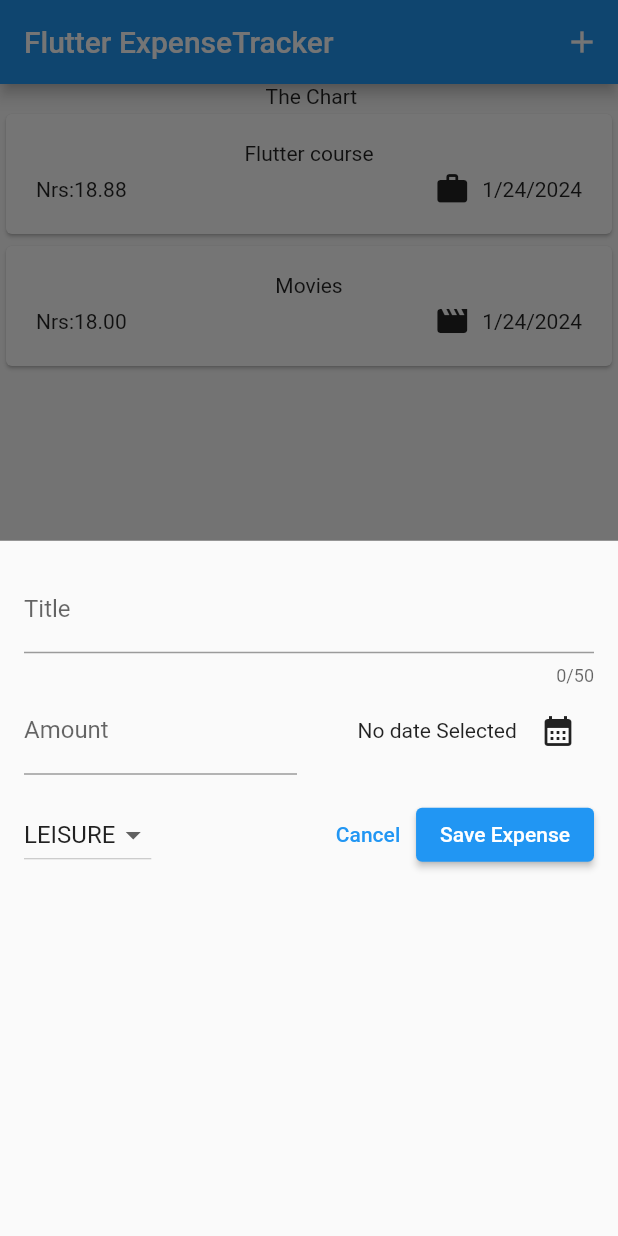
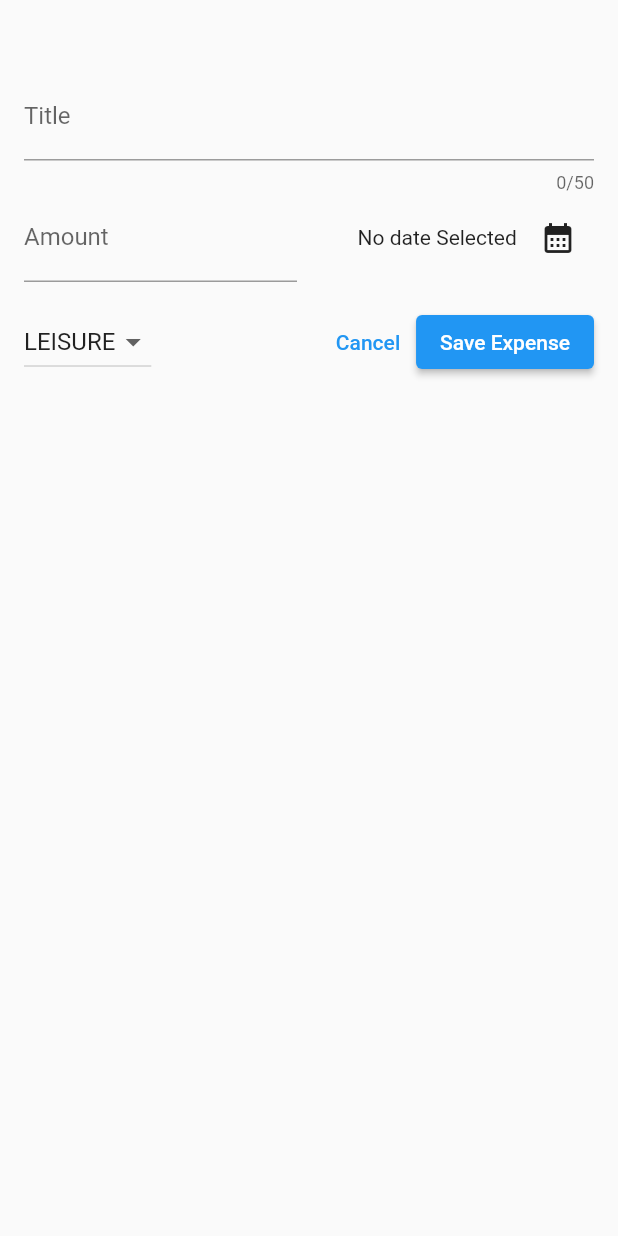
Before and after one commit to Sandipshrestha1/expenses_tracker, a Flutter app: the screen it shows after launch, after a tap on the "add" icon, on a phone screen of 412 x 824 dp. Run offline on Flutter 3.47's test engine with Material 3 defaults, Android fonts, the phone set to English and light mode, and no system bars.

Commit message:
creating full screen modal

```diff
--- a/lib/widgets/expenses.dart
+++ b/lib/widgets/expenses.dart
@@ -27,8 +27,11 @@ class _ExpensesState extends State<Expenses> {
 
   _openAddExpenseOverlay() {
     showModalBottomSheet(
+      isScrollControlled: true,
       context: context,
-      builder: (ctx) => NewExpense( onAddExpense: _addExpense,),
+      builder: (ctx) => NewExpense(
+        onAddExpense: _addExpense,
+      ),
     );
   }
 
--- a/lib/widgets/new_expense.dart
+++ b/lib/widgets/new_expense.dart
@@ -71,7 +71,10 @@ class _NewExpenseState extends State<NewExpense> {
           date: _selectedDate!,
           category: _selectedCategory),
     );
+    Navigator.pop(context);
   }
+
+
 
   @override
   void dispose() {
@@ -83,7 +86,7 @@ class _NewExpenseState extends State<NewExpense> {
   @override
   Widget build(BuildContext context) {
     return Padding(
-      padding: EdgeInsets.all(16),
+      padding: EdgeInsets.fromLTRB(16, 48, 16, 16),
       child: Column(
         children: [
           TextField(
```
